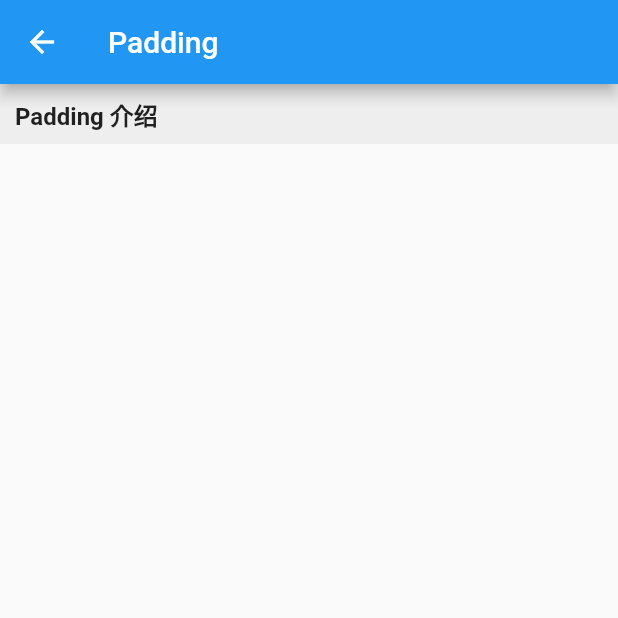
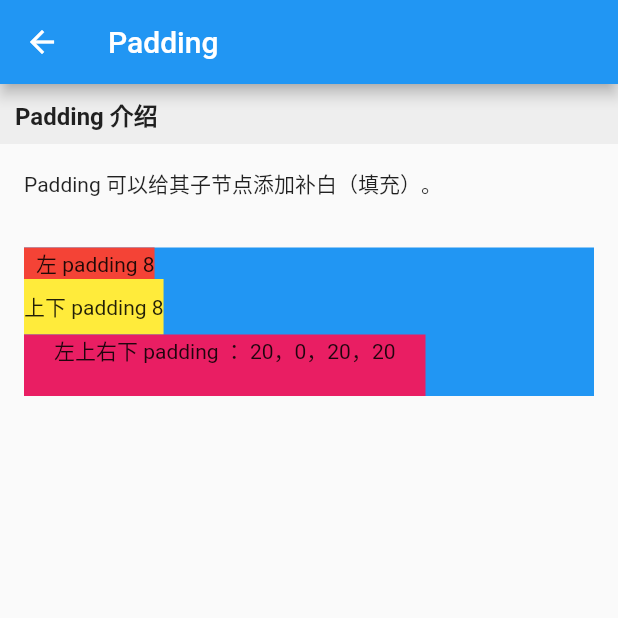
Before and after one commit to NateRobinson/flutter_starter_notes, a Flutter app: the PaddingAbout screen opened by its route, on a phone screen of 412 x 824 dp, the top half of it. Run offline on Flutter 3.47's test engine with Material 2 defaults, Android fonts, the phone set to English and light mode, and no system bars.

Commit message:
finish padding

```diff
--- a/lib/ui/PaddingAbout.dart
+++ b/lib/ui/PaddingAbout.dart
@@ -16,6 +16,50 @@ class PaddingAbout extends StatelessWidget {
         child: Column(
           children: <Widget>[
             CommonTitle('Padding 介绍'),
+            Container(
+              alignment: Alignment.centerLeft,
+              padding: EdgeInsets.all(16),
+              child: Text("Padding 可以给其子节点添加补白（填充）。"),
+            ),
+            Padding(
+              //上下左右各添加16像素补白
+              padding: EdgeInsets.all(16.0),
+              child: Container(
+                width: double.infinity,
+                color: Colors.blue,
+                child: Column(
+                  //显式指定对齐方式为左对齐，排除对齐干扰
+                  crossAxisAlignment: CrossAxisAlignment.start,
+                  children: <Widget>[
+                    Container(
+                      color: Colors.red,
+                      child: Padding(
+                        //左边添加8像素补白
+                        padding: const EdgeInsets.only(left: 8.0),
+                        child: Text("左 padding 8"),
+                      ),
+                    ),
+                    Container(
+                      color: Colors.yellow,
+                      child: Padding(
+                        //上下各添加8像素补白
+                        padding: const EdgeInsets.symmetric(vertical: 8.0),
+                        child: Text("上下 padding 8"),
+                      ),
+                    ),
+                    Container(
+                      color: Colors.pink,
+                      child: Padding(
+                        // 分别指定四个方向的补白
+                        padding:
+                            const EdgeInsets.fromLTRB(20.0, .0, 20.0, 20.0),
+                        child: Text("左上右下 padding ： 20，0，20，20"),
+                      ),
+                    )
+                  ],
+                ),
+              ),
+            )
           ],
         ),
       ),
```
